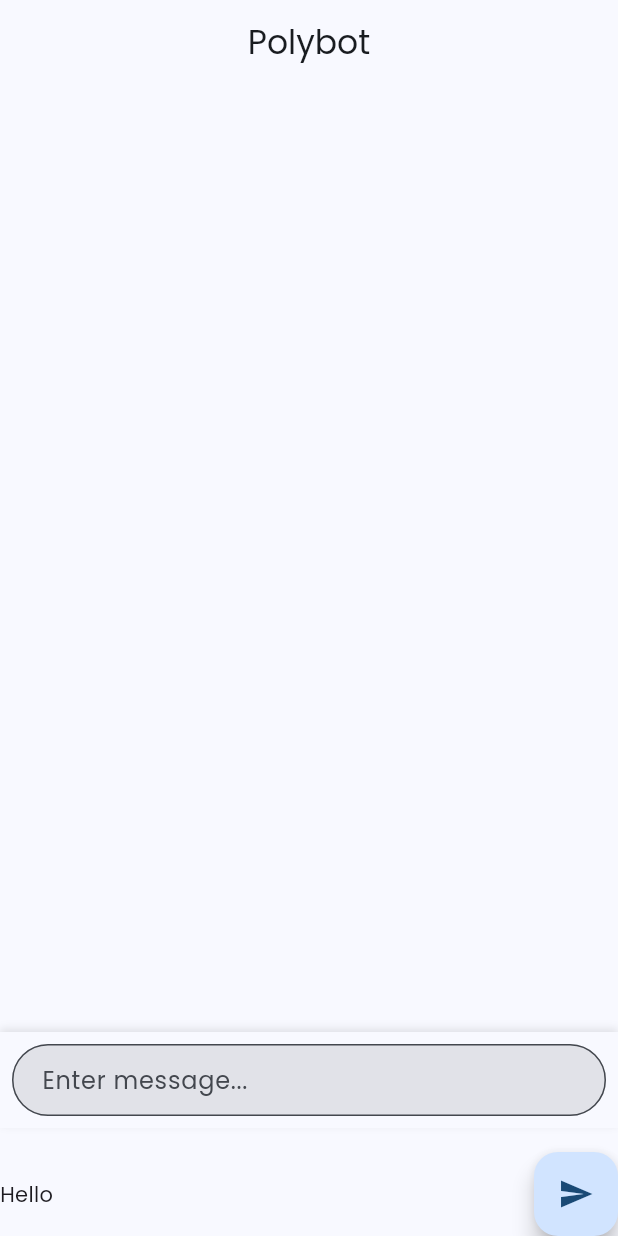
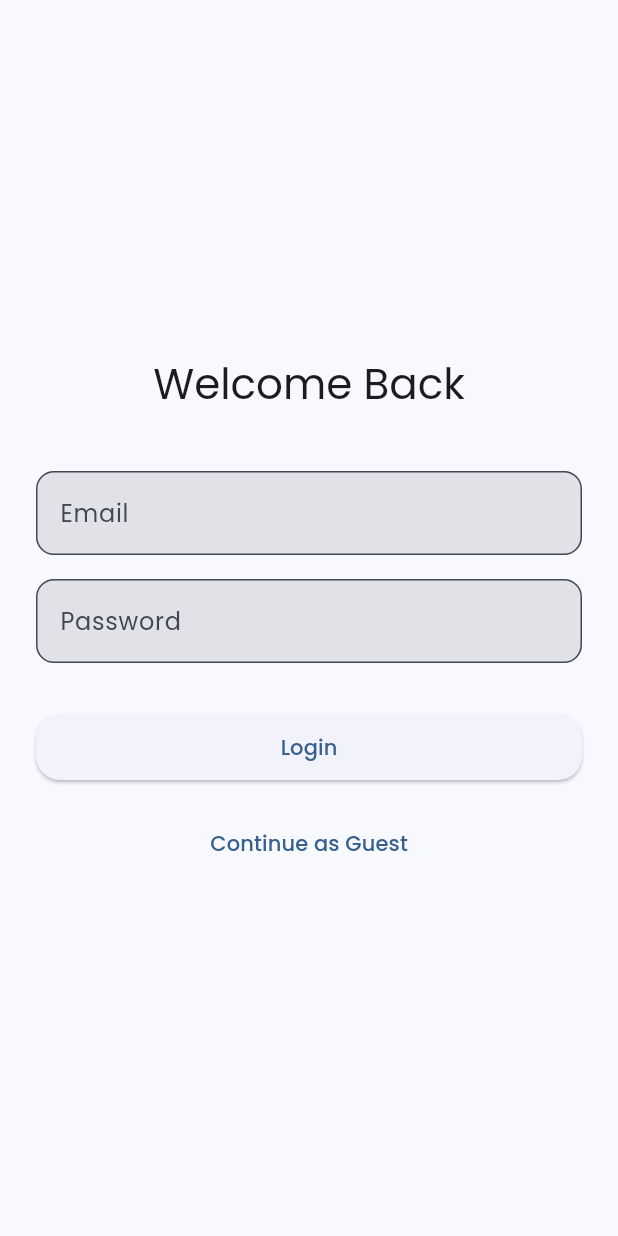
Before and after one commit to ZaibLComrade/Polybot, a Flutter app: the screen it shows after launch, on a phone screen of 412 x 824 dp. Run offline on Flutter 3.47's test engine with Material 3 defaults, Android fonts, the phone set to English and light mode, and no system bars; our stand-ins replace google_fonts.

Commit message:
Added login page

```diff
--- a/lib/main.dart
+++ b/lib/main.dart
@@ -1,5 +1,6 @@
 import 'package:flutter/material.dart';
 import 'package:polybot/pages/chat_page.dart';
+import 'package:polybot/pages/login_page.dart';
 import 'package:polybot/themes/app_theme.dart';
 
 void main() {
@@ -19,7 +20,7 @@ class MyApp extends StatelessWidget {
       initialRoute: "/",
       debugShowCheckedModeBanner: false,
       routes: {
-        "/": (context) => ChatPage(),
+        "/": (context) => LoginPage(),
       },
     );
   }
--- a/lib/pages/chat_page.dart
+++ b/lib/pages/chat_page.dart
@@ -29,31 +29,6 @@ class _ChatPageState extends State<ChatPage> {
       });
     });
   }
-
-  //   @override
-  // Widget build(BuildContext context) {
-  //   return Padding(
-  //     padding: const EdgeInsets.all(8.0),
-  //     child: Row(
-  //       children: [
-  //         Expanded(
-  //           child: TextField(
-  //             controller: _textController,
-  //             decoration: const InputDecoration(
-  //               hintText: 'Enter Text ...',
-  //               border: OutlineInputBorder(),
-  //             ),
-  //           ),
-  //         ),
-  //         IconButton(icon: const Icon(Icons.language), onPressed: () {}),
-  //         IconButton(icon: const Icon(Icons.attach_file), onPressed: () {}),
-  //         IconButton(icon: const Icon(Icons.image), onPressed: () {}),
-  //         IconButton(icon: const Icon(Icons.add), onPressed: () {}),
-  //         IconButton(icon: const Icon(Icons.arrow_upward), onPressed: () {}),
-  //       ],
-  //     ),
-  //   );
-  // }
 
   @override
   Widget build(BuildContext context) {
@@ -99,17 +74,6 @@ class _ChatPageState extends State<ChatPage> {
               ),
             ),
           ),
-          const SizedBox(height: 8),
-          const SizedBox(height: 8),
-          Row(
-            children: [
-              Expanded(child: Text("Hello")),
-              FloatingActionButton(
-                onPressed: () => _handleSubmitted(_textController.text),
-                child: const Icon(Icons.send),
-              ),
-            ],
-          )
         ],
       ),
     );
--- /dev/null
+++ b/lib/pages/login_page.dart
@@ -0,0 +1,52 @@
+import 'package:flutter/material.dart';
+import 'package:polybot/widgets/custom_text_field.dart';
+
+class LoginPage extends StatelessWidget {
+  const LoginPage({super.key});
+
+  @override
+  Widget build(BuildContext context) {
+    return Scaffold(
+      body: SafeArea(
+          child: Padding(
+        padding: const EdgeInsets.all(24.0),
+        child: Column(
+          mainAxisAlignment: MainAxisAlignment.center,
+          crossAxisAlignment: CrossAxisAlignment.stretch,
+          children: [
+            Text(
+              "Welcome Back",
+              style: Theme.of(context).textTheme.headlineMedium,
+              textAlign: TextAlign.center,
+            ),
+            const SizedBox(
+              height: 32,
+            ),
+            const CustomTextField(
+              label: "Email",
+              hint: "Enter your email",
+              keyboardType: TextInputType.emailAddress,
+            ),
+            const CustomTextField(
+              label: "Password",
+              hint: "Enter your password",
+              obscureText: true,
+            ),
+            const SizedBox(
+              height: 24,
+            ),
+            ElevatedButton(
+              onPressed: () => Navigator.pushReplacementNamed(context, "/chat"),
+              child: const Text("Login"),
+            ),
+            const SizedBox(height: 16),
+            TextButton(
+              onPressed: () => Navigator.pushReplacementNamed(context, "/chat"),
+              child: const Text("Continue as Guest"),
+            )
+          ],
+        ),
+      )),
+    );
+  }
+}
```
Also changed, not shown: lib/widgets/chat_input_box.dart (added, +68 -0 lines), lib/widgets/model_info_card.dart (added, +27 -0 lines), lib/widgets/sidebar.dart (added, +35 -0 lines).
